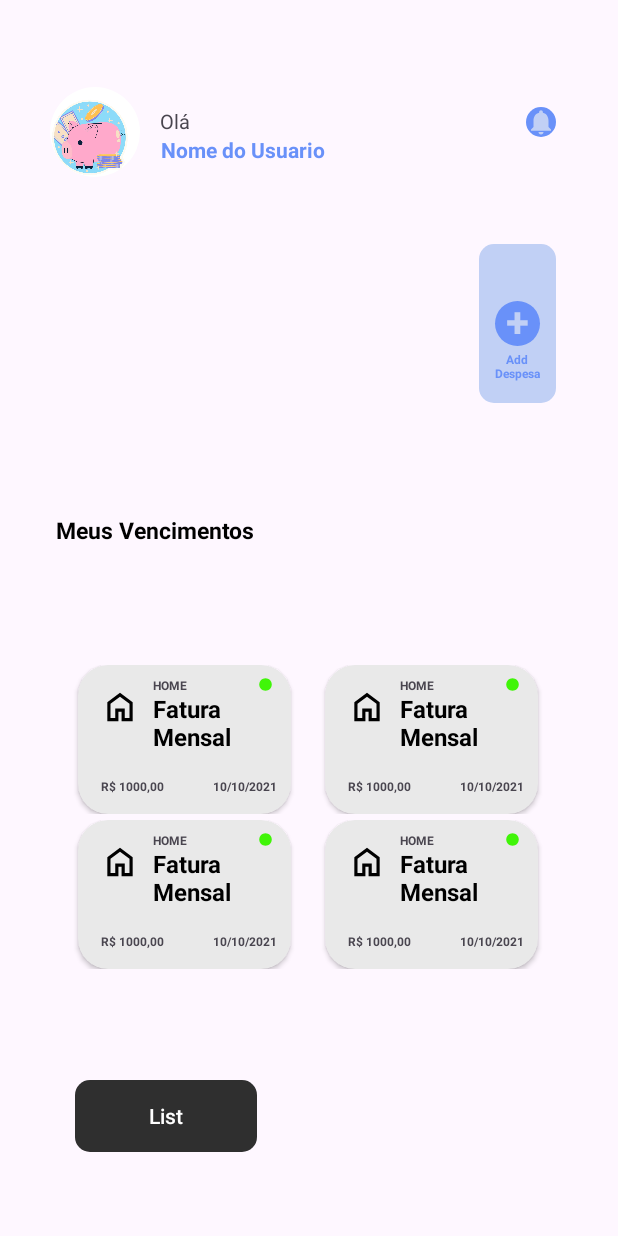
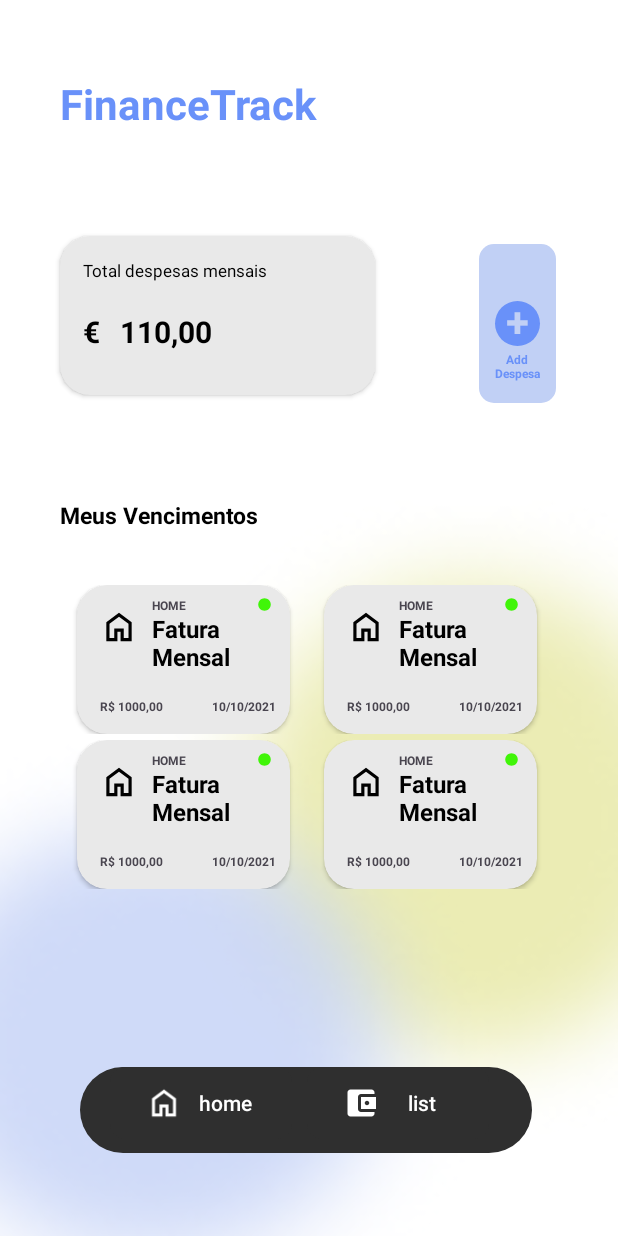
Before and after one commit to BrunoHPBarbosa/FinanceTrack, an Android app: the HomeActivity screen opened directly, with no data from a screen before it, on a phone screen of 412 x 824 dp. Run offline under Robolectric (Android 15) with nearby library versions, the phone set to English and light mode, and no system bars; our stand-ins replace Room's generated code.

Commit message:
botao home funcional atualizado ,e ui atualizada

```diff
--- a/app/src/main/java/com/hacksprint/financetrack/HomeActivity.kt
+++ b/app/src/main/java/com/hacksprint/financetrack/HomeActivity.kt
@@ -3,6 +3,7 @@ package com.hacksprint.financetrack
 import android.content.Intent
 import android.os.Bundle
 import android.widget.Button
+import android.widget.ImageView
 import androidx.appcompat.app.AppCompatActivity
 import androidx.recyclerview.widget.GridLayoutManager
 import androidx.recyclerview.widget.RecyclerView
@@ -11,6 +12,8 @@ class HomeActivity : AppCompatActivity() {
     override fun onCreate(savedInstanceState: Bundle?) {
         super.onCreate(savedInstanceState)
         setContentView(R.layout.home_layout)
+
+
 
         val btnHome = findViewById<Button>(R.id.btn_list)
         btnHome.setOnClickListener {
--- a/app/src/main/java/com/hacksprint/financetrack/MainActivity.kt
+++ b/app/src/main/java/com/hacksprint/financetrack/MainActivity.kt
@@ -85,7 +85,7 @@ class MainActivity : AppCompatActivity() {
             )
         }
 
-        fabCreateExpense.setOnClickListener {
+      fabCreateExpense.setOnClickListener {
              showCreateUpdateExpenseBottomSheet()
          }
 
--- a/app/src/main/res/layout/activity_main.xml
+++ b/app/src/main/res/layout/activity_main.xml
@@ -4,7 +4,8 @@
     xmlns:tools="http://schemas.android.com/tools"
     android:layout_width="match_parent"
     android:layout_height="match_parent"
-    tools:context=".MainActivity">
+    tools:context=".MainActivity"
+    android:background="@drawable/background">
 
 
 
@@ -89,14 +90,15 @@
             app:layout_constraintVertical_bias="1.0" />
 
     <TextView
+        android:id="@+id/textView6"
         android:layout_width="69dp"
         android:layout_height="19dp"
         android:layout_marginStart="21dp"
+        android:layout_marginEnd="5dp"
+        android:text="Add Category"
         android:textAlignment="center"
-            android:text="Add Category"
         android:textColor="@color/blue"
         android:textSize="10sp"
-            android:layout_marginEnd="5dp"
         android:textStyle="bold"
         app:layout_constraintBottom_toBottomOf="@+id/textView7"
         app:layout_constraintEnd_toEndOf="@+id/btn_add_category"
@@ -174,16 +176,51 @@
         app:layout_constraintTop_toTopOf="parent"
         app:layout_constraintVertical_bias="0.552" />
 
+    <LinearLayout
+        android:layout_width="wrap_content"
+        android:layout_height="wrap_content"
+        android:background="@drawable/shape_bottom_bar"
+        android:orientation="horizontal"
+        app:layout_constraintBottom_toBottomOf="parent"
+        app:layout_constraintEnd_toEndOf="parent"
+        app:layout_constraintHorizontal_bias="0.481"
+        app:layout_constraintStart_toStartOf="parent"
+        app:layout_constraintTop_toTopOf="parent"
+        app:layout_constraintVertical_bias="0.928">
+
         <Button
+            android:gravity="center"
+            android:drawableLeft="@drawable/ic_home"
+            android:drawableTint="@color/white"
+            android:layout_marginStart="20dp"
             android:id="@+id/btn_home"
-        android:text="home"
             android:layout_width="wrap_content"
             android:layout_height="wrap_content"
             android:background="@drawable/add_shape_list"
+            android:text="home"
             app:layout_constraintBottom_toBottomOf="parent"
             app:layout_constraintEnd_toEndOf="parent"
             app:layout_constraintHorizontal_bias="0.172"
             app:layout_constraintStart_toStartOf="parent"
             app:layout_constraintTop_toTopOf="parent"
-        app:layout_constraintVertical_bias="0.928"/>
+            app:layout_constraintVertical_bias="0.928" />
+
+        <Button
+            android:gravity="center"
+            android:id="@+id/btn_list"
+            android:drawableTint="@color/white"
+            android:drawableLeft="@drawable/baseline_account_balance_wallet_24"
+            android:layout_width="wrap_content"
+            android:layout_height="wrap_content"
+            android:layout_marginStart="10dp"
+            android:background="@drawable/add_shape_list"
+            android:text="list"
+            app:layout_constraintBottom_toBottomOf="parent"
+            app:layout_constraintEnd_toEndOf="parent"
+            app:layout_constraintHorizontal_bias="0.172"
+            app:layout_constraintStart_toStartOf="parent"
+            app:layout_constraintTop_toTopOf="parent"
+            app:layout_constraintVertical_bias="0.928" />
+    </LinearLayout>
+
 </androidx.constraintlayout.widget.ConstraintLayout>
--- a/app/src/main/res/layout/create_category_bottom_sheet.xml
+++ b/app/src/main/res/layout/create_category_bottom_sheet.xml
@@ -20,6 +20,7 @@
 
     <com.google.android.material.textfield.TextInputLayout
         android:layout_width="match_parent"
+        android:background="@drawable/add_shape_list"
         android:layout_height="wrap_content"
        android:layout_margin="8dp">
 
--- a/app/src/main/res/layout/create_or_update_expense_bottom_sheet.xml
+++ b/app/src/main/res/layout/create_or_update_expense_bottom_sheet.xml
@@ -56,10 +56,12 @@
         android:id="@+id/ti_expense_amount"
         android:layout_width="wrap_content"
         android:layout_height="wrap_content"
-        android:layout_marginTop="20dp"
+        android:layout_marginTop="10dp"
+        android:background="@drawable/add_shape_list"
         android:layout_marginEnd="190dp"
+        android:layout_marginBottom="20dp"
         android:textColorHint="@color/black"
-        app:layout_constraintBottom_toBottomOf="parent"
+        app:layout_constraintBottom_toTopOf="@+id/btn_expense_create"
         app:layout_constraintEnd_toEndOf="parent"
         app:layout_constraintHorizontal_bias="0.0"
         app:layout_constraintStart_toStartOf="@+id/ti_expense_name"
@@ -81,9 +83,10 @@
 
     <com.google.android.material.textfield.TextInputLayout
         android:id="@+id/ti_expense_name"
+        android:background="@drawable/add_shape_list"
         android:layout_width="wrap_content"
         android:layout_height="wrap_content"
-        android:layout_margin="30dp"
+        android:layout_marginTop="15dp"
         android:textColorHint="@color/black"
         app:layout_constraintEnd_toEndOf="@+id/recyclerListIcons"
         app:layout_constraintStart_toStartOf="@+id/recyclerListIcons"
@@ -108,10 +111,12 @@
         android:layout_width="wrap_content"
         android:layout_height="wrap_content"
         android:layout_marginStart="25dp"
-        android:layout_marginTop="20dp"
+        android:background="@drawable/add_shape_list"
+        android:layout_marginTop="10dp"
+        android:layout_marginBottom="20dp"
         android:layout_marginEnd="10dp"
         android:textColorHint="@color/black"
-        app:layout_constraintBottom_toBottomOf="parent"
+
         app:layout_constraintEnd_toEndOf="@+id/recyclerListIcons"
         app:layout_constraintHorizontal_bias="0.516"
         app:layout_constraintStart_toEndOf="@+id/ti_expense_amount"
@@ -137,19 +142,17 @@
         android:id="@+id/btn_expense_create"
         android:layout_width="301dp"
         android:layout_height="57dp"
-        android:layout_marginTop="28dp"
-        android:layout_marginBottom="28dp"
         android:backgroundTint="#2F2F2F"
         android:gravity="center"
         android:text="Create"
         android:textColor="@color/white"
         android:textSize="16sp"
         app:layout_constraintBottom_toBottomOf="parent"
-        app:layout_constraintEnd_toEndOf="@+id/ti_expense_date"
-        app:layout_constraintHorizontal_bias="0.572"
-        app:layout_constraintStart_toStartOf="@+id/ti_expense_amount"
-        app:layout_constraintTop_toBottomOf="@+id/ti_expense_amount"
-        app:layout_constraintVertical_bias="0.958" />
+        app:layout_constraintEnd_toEndOf="@id/recyclerListIcons"
+        app:layout_constraintHorizontal_bias="0.483"
+        app:layout_constraintStart_toStartOf="@id/recyclerListIcons"
+        app:layout_constraintTop_toBottomOf="@+id/ti_expense_date"
+        app:layout_constraintVertical_bias="1.0" />
 
     <Spinner
         android:id="@+id/category_spinner"
--- a/app/src/main/res/layout/home_layout.xml
+++ b/app/src/main/res/layout/home_layout.xml
@@ -3,22 +3,8 @@
     xmlns:app="http://schemas.android.com/apk/res-auto"
     xmlns:tools="http://schemas.android.com/tools"
     android:layout_width="match_parent"
-    android:layout_height="match_parent">
-
-
-
-    <com.google.android.material.imageview.ShapeableImageView
-        android:id="@+id/img_pig"
-        android:layout_width="60dp"
-        android:layout_height="60dp"
-        android:background="@drawable/indicator_circle_app_bottom"
-        android:src="@drawable/frag_img_4"
-        app:layout_constraintBottom_toBottomOf="parent"
-        app:layout_constraintEnd_toEndOf="parent"
-        app:layout_constraintHorizontal_bias="0.094"
-        app:layout_constraintStart_toStartOf="parent"
-        app:layout_constraintTop_toTopOf="parent"
-        app:layout_constraintVertical_bias="0.076" />
+    android:layout_height="match_parent"
+    android:background="@drawable/background">
 
     <com.google.android.material.imageview.ShapeableImageView
         android:id="@+id/btn_show_dielog"
@@ -48,10 +34,11 @@
         app:layout_constraintVertical_bias="0.47" />
 
     <TextView
-        android:textAlignment="center"
+        android:id="@+id/textView3"
         android:layout_width="42dp"
         android:layout_height="22dp"
         android:text="Add Despesa"
+        android:textAlignment="center"
         android:textColor="@color/blue"
         android:textSize="8dp"
         android:textStyle="bold"
@@ -62,50 +49,36 @@
         app:layout_constraintVertical_bias="0.849" />
 
     <TextView
-        android:id="@+id/textView6"
-        android:layout_width="wrap_content"
-        android:layout_height="wrap_content"
-        android:text="Olá"
-        android:textAlignment="center"
-        android:textSize="13sp"
-        android:textStyle="normal"
-        app:layout_constraintBottom_toTopOf="@+id/set_name_text"
-        app:layout_constraintEnd_toEndOf="parent"
-        app:layout_constraintHorizontal_bias="0.272"
-        app:layout_constraintStart_toStartOf="parent"
-        app:layout_constraintTop_toTopOf="@+id/img_pig"
-        app:layout_constraintVertical_bias="1.0" />
-
-    <TextView
         android:id="@+id/set_name_text"
         android:layout_width="wrap_content"
         android:layout_height="wrap_content"
-        android:text="Nome do Usuario"
+        android:text="FinanceTrack"
         android:textAlignment="center"
         android:textColor="@color/blue"
-        android:textSize="14sp"
+        android:textSize="28sp"
         android:textStyle="bold"
         app:layout_constraintBottom_toBottomOf="parent"
         app:layout_constraintEnd_toEndOf="parent"
-        app:layout_constraintHorizontal_bias="0.067"
-        app:layout_constraintStart_toEndOf="@+id/img_pig"
+        app:layout_constraintHorizontal_bias="0.167"
+        app:layout_constraintStart_toStartOf="parent"
         app:layout_constraintTop_toTopOf="parent"
-        app:layout_constraintVertical_bias="0.112" />
+        app:layout_constraintVertical_bias="0.064" />
+
 
     <TextView
         android:id="@+id/textView5"
         android:layout_width="wrap_content"
         android:layout_height="wrap_content"
-        android:layout_marginStart="4dp"
         android:text="Meus Vencimentos"
         android:textColor="@color/black"
         android:textSize="15sp"
         android:textStyle="bold"
         app:layout_constraintBottom_toBottomOf="parent"
-        app:layout_constraintStart_toStartOf="@+id/img_pig"
-        app:layout_constraintTop_toBottomOf="@+id/img_pig"
-        app:layout_constraintVertical_bias="0.328" />
-
+        app:layout_constraintEnd_toEndOf="parent"
+        app:layout_constraintHorizontal_bias="0.0"
+        app:layout_constraintStart_toStartOf="@+id/cardView"
+        app:layout_constraintTop_toBottomOf="@+id/cardView"
+        app:layout_constraintVertical_bias="0.129" />
 
     <androidx.recyclerview.widget.RecyclerView
         android:id="@+id/rv_home"
@@ -113,47 +86,104 @@
         android:layout_height="wrap_content"
         app:layout_constraintBottom_toBottomOf="parent"
         app:layout_constraintEnd_toEndOf="@+id/btn_show_dielog"
-        app:layout_constraintHorizontal_bias="1.0"
+        app:layout_constraintHorizontal_bias="0.0"
         app:layout_constraintStart_toStartOf="@+id/textView5"
         app:layout_constraintTop_toBottomOf="@+id/textView5"
-        app:layout_constraintVertical_bias="0.306" />
+        app:layout_constraintVertical_bias="0.129" />
 
-    <androidx.recyclerview.widget.RecyclerView
-        android:id="@+id/recyclerView"
+    <LinearLayout
+        android:layout_width="wrap_content"
+        android:layout_height="wrap_content"
+        android:background="@drawable/shape_bottom_bar"
+        android:orientation="horizontal"
+        app:layout_constraintBottom_toBottomOf="parent"
+        app:layout_constraintEnd_toEndOf="parent"
+        app:layout_constraintHorizontal_bias="0.481"
+        app:layout_constraintStart_toStartOf="parent"
+        app:layout_constraintTop_toTopOf="parent"
+        app:layout_constraintVertical_bias="0.928">
+
+        <Button
+
+            android:gravity="center"
+            android:drawableLeft="@drawable/ic_home"
+            android:drawableTint="@color/white"
+            android:layout_marginStart="20dp"
+            android:id="@+id/btn_home"
+            android:layout_width="wrap_content"
+            android:layout_height="wrap_content"
+            android:background="@drawable/add_shape_list"
+            android:text="home"
+            app:layout_constraintBottom_toBottomOf="parent"
+            app:layout_constraintEnd_toEndOf="parent"
+            app:layout_constraintHorizontal_bias="0.172"
+            app:layout_constraintStart_toStartOf="parent"
+            app:layout_constraintTop_toTopOf="parent"
+            app:layout_constraintVertical_bias="0.928" />
+
+        <Button
+            android:gravity="center"
+            android:id="@+id/btn_list"
+            android:drawableTint="@color/white"
+            android:drawableLeft="@drawable/baseline_account_balance_wallet_24"
+            android:layout_width="wrap_content"
+            android:layout_height="wrap_content"
+            android:layout_marginStart="10dp"
+            android:background="@drawable/add_shape_list"
+            android:text="list"
+            app:layout_constraintBottom_toBottomOf="parent"
+            app:layout_constraintEnd_toEndOf="parent"
+            app:layout_constraintHorizontal_bias="0.172"
+            app:layout_constraintStart_toStartOf="parent"
+            app:layout_constraintTop_toTopOf="parent"
+            app:layout_constraintVertical_bias="0.928" />
+    </LinearLayout>
+
+
+    <androidx.cardview.widget.CardView
+        android:id="@+id/cardView"
         android:layout_width="210dp"
         android:layout_height="106dp"
-        android:layout_marginBottom="60dp"
-        app:layout_constraintBottom_toTopOf="@+id/textView5"
+        android:backgroundTint="#E9E9E9"
+        android:padding="4dp"
+        app:cardCornerRadius="20dp"
+        app:layout_constraintBottom_toBottomOf="parent"
         app:layout_constraintEnd_toStartOf="@+id/btn_show_dielog"
         app:layout_constraintHorizontal_bias="0.0"
-        app:layout_constraintStart_toStartOf="@+id/img_pig"
-        app:layout_constraintTop_toBottomOf="@+id/img_pig"
-        app:layout_constraintVertical_bias="1.0"
-         />
+        app:layout_constraintStart_toStartOf="@+id/set_name_text"
+        app:layout_constraintTop_toBottomOf="@+id/set_name_text"
+        app:layout_constraintVertical_bias="0.11">
 
-    <com.google.android.material.imageview.ShapeableImageView
-        android:layout_width="20dp"
-        android:layout_height="20dp"
-        android:background="@drawable/indicator_circle_app_bottom"
-        android:backgroundTint="@color/blue"
-        android:src="@drawable/baseline_notifications_24"
-        app:layout_constraintBottom_toTopOf="@+id/btn_show_dielog"
-        app:layout_constraintEnd_toEndOf="@+id/btn_show_dielog"
-        app:layout_constraintHorizontal_bias="1.0"
-        app:layout_constraintStart_toEndOf="@+id/set_name_text"
-        app:layout_constraintTop_toTopOf="@+id/textView6"
-        app:layout_constraintVertical_bias="0.0" />
+        <TextView
+            android:layout_width="wrap_content"
+            android:layout_height="wrap_content"
+            android:layout_marginLeft="15dp"
+            android:layout_marginTop="15dp"
+            android:text="Total despesas mensais"
+            android:textColor="@color/black"
+            android:textSize="11sp"
+            android:textStyle="normal" />
 
-    <Button
-        android:id="@+id/btn_list"
-        android:text="List"
-        android:layout_width="wrap_content"
-        android:layout_height="wrap_content"
-        android:background="@drawable/add_shape_list"
-        app:layout_constraintBottom_toBottomOf="parent"
-        app:layout_constraintEnd_toEndOf="parent"
-        app:layout_constraintHorizontal_bias="0.172"
-        app:layout_constraintStart_toStartOf="parent"
-        app:layout_constraintTop_toTopOf="parent"
-        app:layout_constraintVertical_bias="0.928"/>
+        <TextView
+
+            android:layout_width="wrap_content"
+            android:layout_height="wrap_content"
+            android:layout_marginLeft="15dp"
+            android:layout_marginTop="50dp"
+            android:text="€"
+            android:textColor="@color/black"
+            android:textSize="20sp"
+            android:textStyle="bold" />
+
+        <TextView
+            android:id="@+id/valor_despesas"
+            android:layout_width="wrap_content"
+            android:layout_height="wrap_content"
+            android:layout_marginLeft="40dp"
+            android:layout_marginTop="50dp"
+            android:text="110,00"
+            android:textColor="@color/black"
+            android:textSize="20sp"
+            android:textStyle="bold" />
+    </androidx.cardview.widget.CardView>
 </androidx.constraintlayout.widget.ConstraintLayout>
```
Lines whose indentation alone changed are shown as unchanged.
